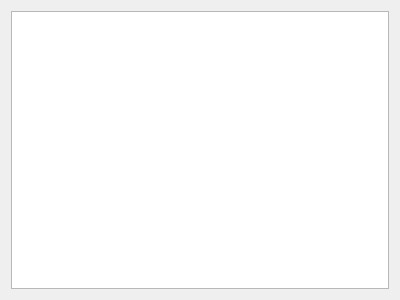
The window that app/edit_gift/gui/table_widget_ui.ui (WanKaKa/IjsGiftWall) describes before a commit, drawn with Qt 5.
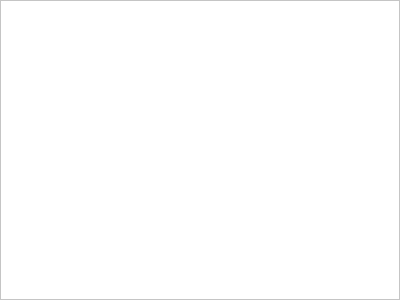
The same window after the commit.

What changed in the file:
```diff
--- a/app/edit_gift/gui/table_widget_ui.ui
+++ b/app/edit_gift/gui/table_widget_ui.ui
@@ -14,12 +14,30 @@
    <string>Form</string>
   </property>
   <layout class="QFormLayout" name="formLayout">
+   <property name="horizontalSpacing">
+    <number>0</number>
+   </property>
+   <property name="verticalSpacing">
+    <number>0</number>
+   </property>
+   <property name="leftMargin">
+    <number>0</number>
+   </property>
+   <property name="topMargin">
+    <number>0</number>
+   </property>
+   <property name="rightMargin">
+    <number>0</number>
+   </property>
+   <property name="bottomMargin">
+    <number>0</number>
+   </property>
    <item row="0" column="0" colspan="2">
-    <layout class="QVBoxLayout" name="verticalLayout">
-     <item>
-      <widget class="QTableWidget" name="tableWidget"/>
-     </item>
-    </layout>
+    <widget class="QTableWidget" name="tableWidget">
+     <property name="styleSheet">
+      <string notr="true">background-color: rgb(255, 255, 255);</string>
+     </property>
+    </widget>
    </item>
   </layout>
  </widget>
```
